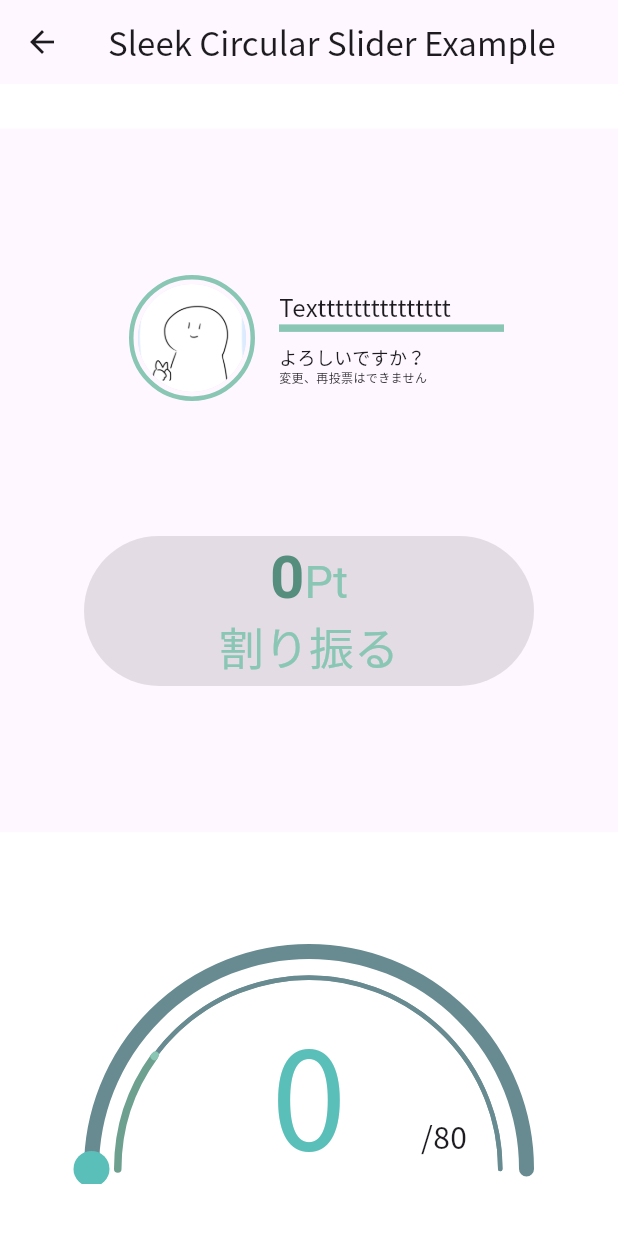
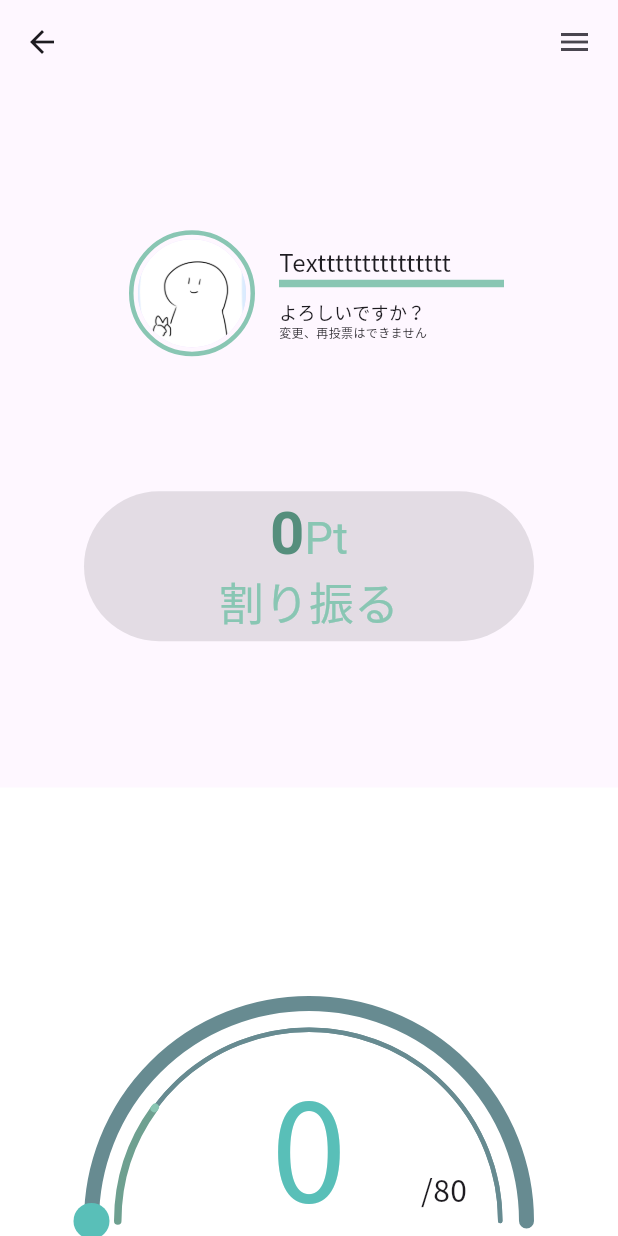
Before and after one commit to yambaru-hackathon/Group-6, a Flutter app: the ConfirmVotingPage screen opened directly with empty values, on a phone screen of 412 x 824 dp. Run offline on Flutter 3.47's test engine with Material 3 defaults, Android fonts, the phone set to English and light mode, and no system bars; drawn by our look-alikes of sleek_circular_slider; our stand-ins replace camera, cloud_firestore, firebase_auth, firebase_core, flutter_riverpod, riverpod_annotation; missing offline and left inert: navigator_scope; accounts and stored records are empty; generated files the repository leaves out were written again.

Commit message:
popular vote ui修正

```diff
--- a/lib/screen/popular_vote/determine_point.dart
+++ b/lib/screen/popular_vote/determine_point.dart
@@ -3,6 +3,9 @@
 import 'package:flutter/material.dart';
 import 'package:sleek_circular_slider/sleek_circular_slider.dart';
 import 'popular_vote.dart';
+
+// local
+import '../../components/app_bar.dart';
 
 class Completed extends StatelessWidget {
   final int popularVotePoint;
@@ -12,9 +15,6 @@ class Completed extends StatelessWidget {
   @override
   Widget build(BuildContext context) {
     return Scaffold(
-      appBar: AppBar(
-        title: Text(''),
-      ),
       body: Column(
         mainAxisAlignment: MainAxisAlignment.center,
         children: [
@@ -68,9 +68,7 @@ class _ConfirmVotingPageState extends State<ConfirmVotingPage> {
   @override
   Widget build(BuildContext context) {
     return Scaffold(
-      appBar: AppBar(
-        title: Text('Sleek Circular Slider Example'),
-      ),
+      appBar: myAppBar(context, ''),
       body:
           //政治家・入力分割
           Container(
@@ -92,14 +90,7 @@ class _ConfirmVotingPageState extends State<ConfirmVotingPage> {
               child: voter(),
             ),
             //＋ー・円スライダー分割
-            Container(
-              padding: const EdgeInsets.all(5.0),
-              decoration: BoxDecoration(
-//                border: Border.all(color: Colors.yellow),
-//                color: Color.fromARGB(255, 249, 249, 249),
-                  ),
-              width: MediaQuery.of(context).size.width,
-              height: 180,
+            Expanded(
               child: buildCircleSlider(),
             ),
           ],
--- a/lib/screen/popular_vote/popular_vote.dart
+++ b/lib/screen/popular_vote/popular_vote.dart
@@ -61,7 +61,7 @@ class _ElectionListState extends State<PopularVote> {
   @override
   Widget build(BuildContext context) {
     return Scaffold(
-      appBar: myAppBar(context, '選挙を選ぶ'),
+      appBar: myAppBar(context, '開催中の人気投票(開発中)'),
       body: Container(
         width: MediaQuery.of(context).size.width,
         height: MediaQuery.of(context).size.height,
@@ -185,7 +185,7 @@ class _ElectionListState extends State<PopularVote> {
                         context,
                         MaterialPageRoute(
                             builder: (context) =>
-                                voterSelection(id: id, page: page)),
+                                VoterSelection(id: id)),
                       );
                     },
                     child: RichText(
```
Also changed, not shown: lib/screen/popular_vote/voter_selection.dart (+11 -47 lines).
